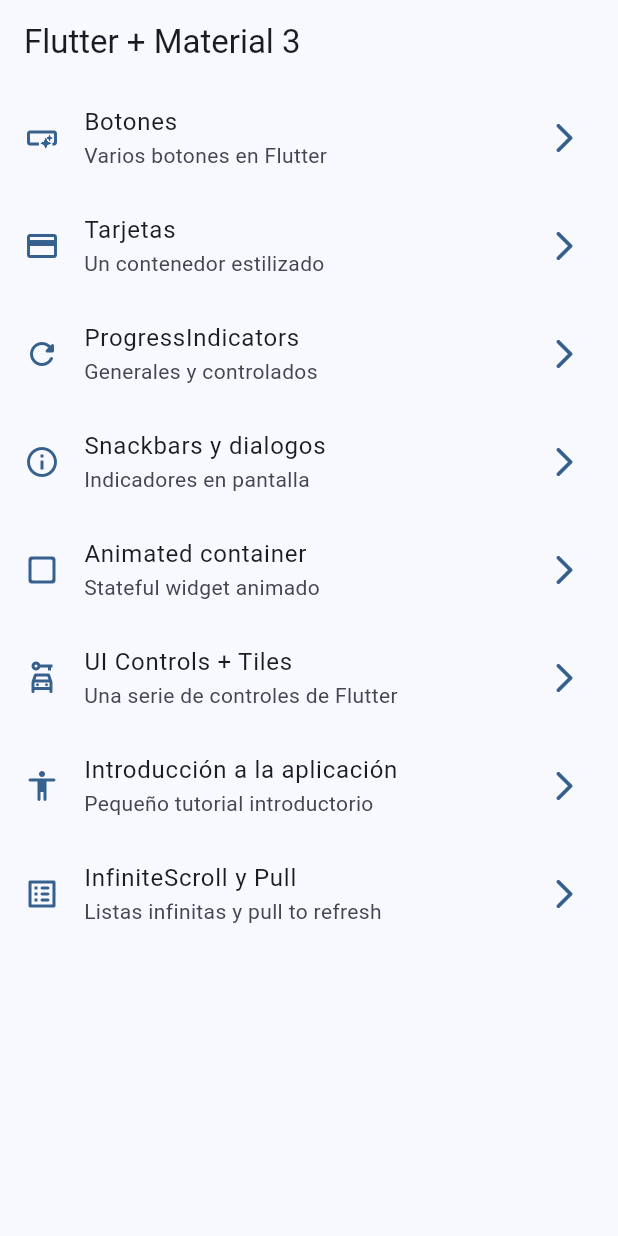
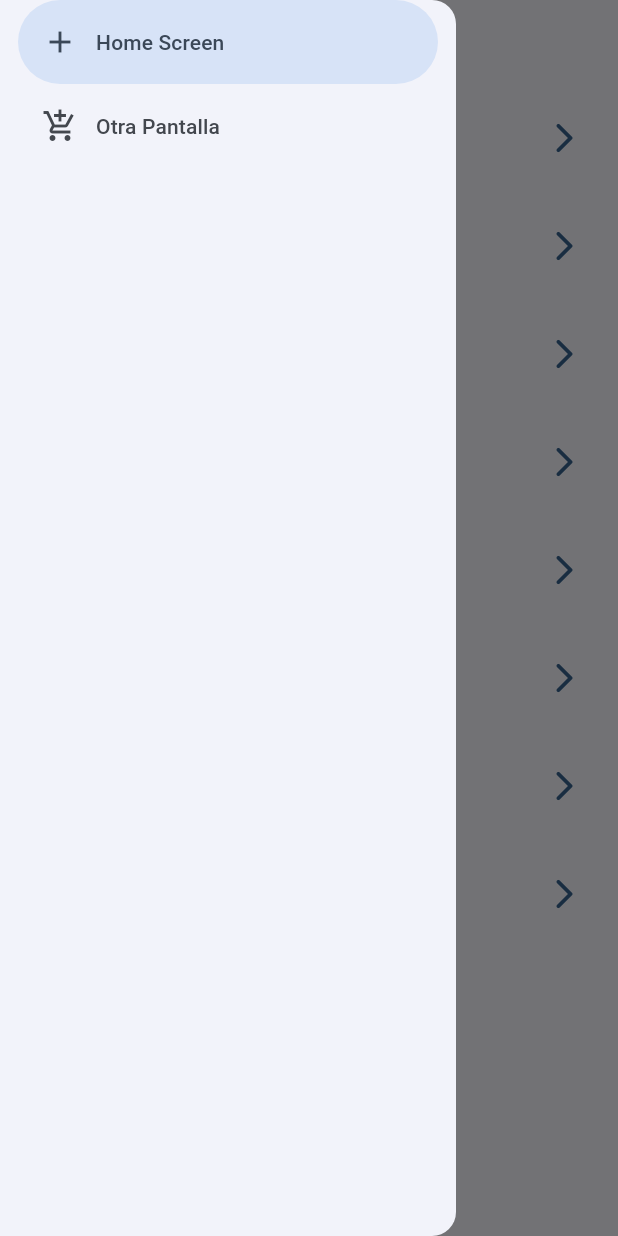
Before and after one commit to Kanicbay/Flutter-Learning, a Flutter app: the screen it shows after launch, with the side drawer open (before the commit the screen has no drawer), on a phone screen of 412 x 824 dp. Run offline on Flutter 3.47's test engine with Material 3 defaults, Android fonts, the phone set to English and light mode, and no system bars; our stand-ins replace animate_do, dio, go_router, video_player.

Commit message:
feat(widgets_app): create navigation drawer and options
Brian Coyago

```diff
--- a/Flutter/widgets_app/lib/presentation/screens/home/home_screen.dart
+++ b/Flutter/widgets_app/lib/presentation/screens/home/home_screen.dart
@@ -1,9 +1,9 @@
 import 'package:flutter/material.dart';
 import 'package:go_router/go_router.dart';
 import 'package:widgets_app/config/menu/menu_item.dart';
+import 'package:widgets_app/presentation/widgets/side_menu.dart';
 
 class HomeScreen extends StatelessWidget {
-
   static const String name = 'home_screen';
 
   const HomeScreen({super.key});
@@ -13,6 +13,7 @@ class HomeScreen extends StatelessWidget {
     return Scaffold(
       appBar: AppBar(title: Text('Flutter + Material 3')),
       body: const _HomeView(),
+      drawer: SideMenu(),
     );
   }
 }
@@ -33,7 +34,6 @@ class _HomeView extends StatelessWidget {
 }
 
 class _CustomListTile extends StatelessWidget {
-
   const _CustomListTile({required this.menuItem});
 
   final MenuItem menuItem;
--- /dev/null
+++ b/Flutter/widgets_app/lib/presentation/widgets/side_menu.dart
@@ -0,0 +1,34 @@
+import 'package:flutter/material.dart';
+
+class SideMenu extends StatefulWidget {
+  const SideMenu({super.key});
+
+  @override
+  State<SideMenu> createState() => _SideMenuState();
+}
+
+class _SideMenuState extends State<SideMenu> {
+  int navDrawerIndex = 0;
+
+  @override
+  Widget build(BuildContext context) {
+    return NavigationDrawer(
+      selectedIndex: navDrawerIndex,
+      onDestinationSelected: (value) {
+        setState(() {
+          navDrawerIndex = value;
+        });
+      },
+      children: [
+        NavigationDrawerDestination(
+          icon: Icon(Icons.add),
+          label: const Text('Home Screen'),
+        ),
+        NavigationDrawerDestination(
+          icon: Icon(Icons.add_shopping_cart_outlined),
+          label: const Text('Otra Pantalla'),
+        ),
+      ],
+    );
+  }
+}
```
